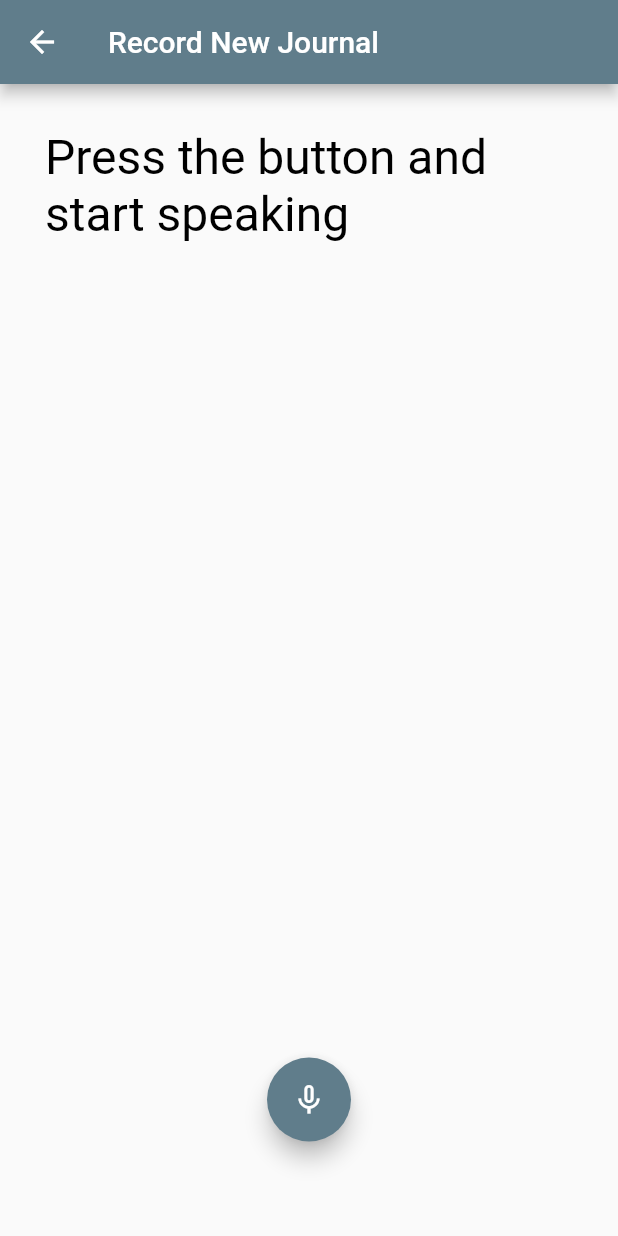
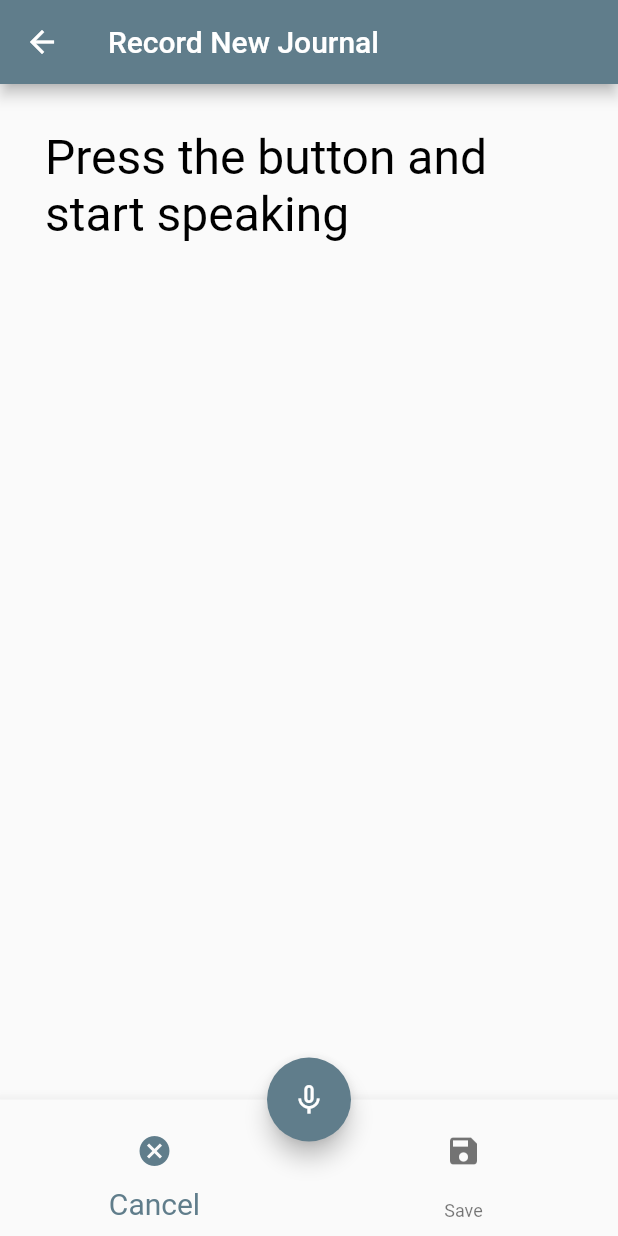
Before and after one commit to enzonjagi/Voice_Journalling_Assistant, a Flutter app: the SpeechScreen screen opened directly, on a phone screen of 412 x 824 dp. Run offline on Flutter 3.47's test engine with Material 2 defaults, Android fonts, the phone set to English and light mode, and no system bars; drawn by our look-alikes of avatar_glow; our stand-ins replace bloc, equatable, speech_to_text; missing offline and left inert: highlight_text.

Commit message:
added save and cancel buttons; functionality to follow

```diff
--- a/fluttercode/voice_journalling/lib/speech_screen.dart
+++ b/fluttercode/voice_journalling/lib/speech_screen.dart
@@ -89,7 +89,7 @@ class _SpeechScreenState extends State<SpeechScreen> {
       appBar: AppBar(
         title: Text('Record New Journal'),
       ),
-      floatingActionButtonLocation: FloatingActionButtonLocation.centerFloat,
+      floatingActionButtonLocation: FloatingActionButtonLocation.centerDocked,
       floatingActionButton: AvatarGlow(
         animate: true, //_isListening,
         glowColor: Theme.of(context).primaryColor,
@@ -115,6 +115,27 @@ class _SpeechScreenState extends State<SpeechScreen> {
             ),
           ),
         ),
+      ),
+      bottomNavigationBar: BottomNavigationBar(
+        items: <BottomNavigationBarItem>[
+          BottomNavigationBarItem(
+            label: 'Cancel',
+            icon: IconButton(
+                icon: Icon(Icons.cancel),
+                onPressed: () {
+                  Navigator.pop(context);
+                }),
+          ),
+          /*BottomNavigationBarItem(
+            icon: IconButton(icon: Icon(Icons.mic), onPressed: () {}),
+          ),*/
+          BottomNavigationBarItem(
+            label: 'Save',
+            icon: IconButton(icon: Icon(Icons.save), onPressed: () {}),
+          ),
+        ],
+        fixedColor: Colors.blueGrey,
+        selectedLabelStyle: TextStyle(fontSize: 20),
       ),
     );
   }
```
